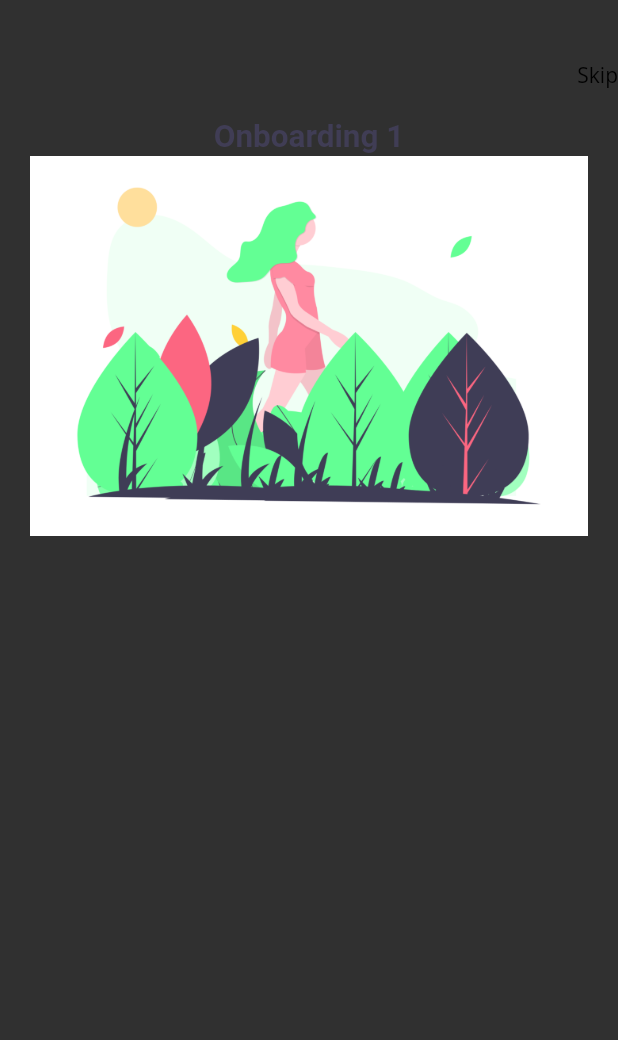
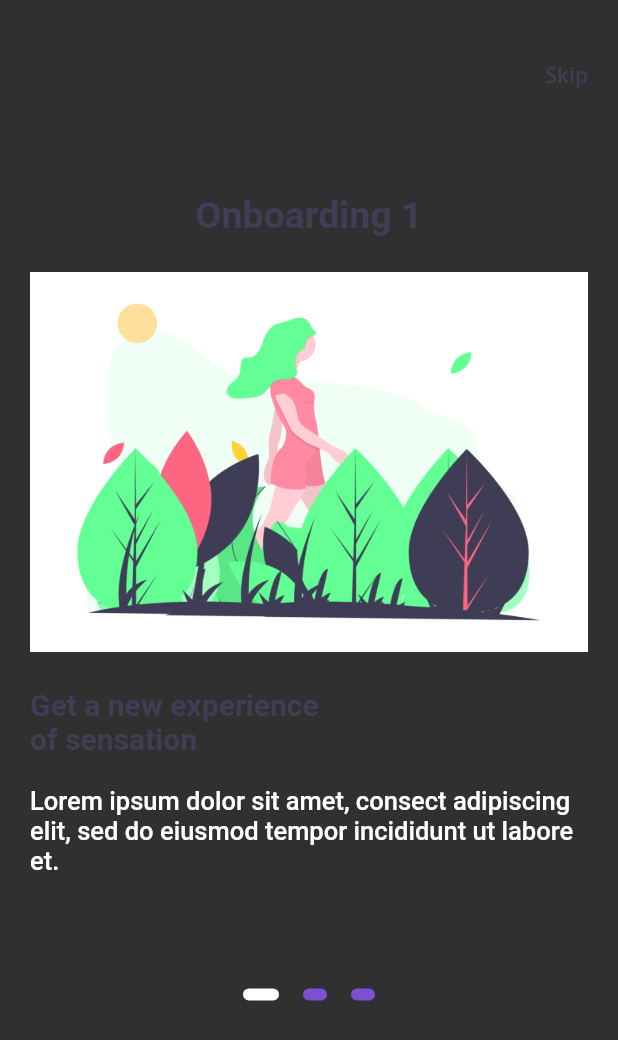
Before and after one commit to Crowful/Capstone_Sylviapp, a Flutter app: the OnboardingScreen screen opened by its route, on a phone screen of 412 x 824 dp. Shown: the top 1040 px of the screen. Run offline on Flutter 3.47's test engine with Material 2 defaults, Android fonts, the phone set to English and light mode, and no system bars; our stand-ins replace cloud_firestore, easy_localization, firebase_auth, firebase_core, flutter_riverpod, google_fonts and 1 more; accounts and stored records are empty.

Commit message:
August 29 Changes

```diff
--- a/lib/screens/account_module/onboarding.dart
+++ b/lib/screens/account_module/onboarding.dart
@@ -1,5 +1,6 @@
 import 'package:flutter/material.dart';
 import 'package:google_fonts/google_fonts.dart';
+import 'package:sylviapp_project/widgets/account_module_widgets/onboarding_widgets/first_onboarding.dart';
 
 class OnboardingScreen extends StatefulWidget {
   const OnboardingScreen({Key? key}) : super(key: key);
@@ -9,6 +10,28 @@ class OnboardingScreen extends StatefulWidget {
 }
 
 class _OnboardingScreenState extends State<OnboardingScreen> {
+  final int _numPages = 3;
+  List<Widget> _buildPageIndicator() {
+    List<Widget> list = [];
+    for (int i = 0; i < _numPages; i++) {
+      list.add(i == _currentPage ? _indicator(true) : _indicator(false));
+    }
+    return list;
+  }
+
+  Widget _indicator(bool isActive) {
+    return AnimatedContainer(
+      duration: Duration(milliseconds: 150),
+      margin: EdgeInsets.symmetric(horizontal: 8.0),
+      height: 8.0,
+      width: isActive ? 24.0 : 16.0,
+      decoration: BoxDecoration(
+        color: isActive ? Colors.white : Color(0xFF7B51D3),
+        borderRadius: BorderRadius.all(Radius.circular(12)),
+      ),
+    );
+  }
+
   int _currentPage = 0;
   final PageController _onboardingController = PageController(initialPage: 0);
   @override
@@ -22,14 +45,19 @@ class _OnboardingScreenState extends State<OnboardingScreen> {
           child: Column(
             crossAxisAlignment: CrossAxisAlignment.stretch,
             children: [
-              Align(
+              Padding(
+                padding: const EdgeInsets.only(right: 20),
+                child: Align(
                     alignment: Alignment.topRight,
                     child: InkWell(
                         onTap: () {},
                         child: Text(
                           'Skip',
-                        style: GoogleFonts.openSans(color: Colors.black),
+                          style: GoogleFonts.openSans(
+                              color: Color(0xff403d55),
+                              fontWeight: FontWeight.w600),
                         ))),
+              ),
               Container(
                   height: 600,
                   width: width,
@@ -41,33 +69,12 @@ class _OnboardingScreenState extends State<OnboardingScreen> {
                         _currentPage = page;
                       });
                     },
-                    children: [
-                      Padding(
-                        padding: EdgeInsets.all(20),
-                        child: Column(
-                          children: [
-                            Center(
-                              child: Column(
-                                children: [
-                                  Text(
-                                    'Onboarding 1',
-                                    style: GoogleFonts.roboto(
-                                        fontWeight: FontWeight.bold,
-                                        color: Color(0xff403d55),
-                                        fontSize: 21),
+                    children: [FirstOnboarding()],
+                  )),
+              Row(
+                mainAxisAlignment: MainAxisAlignment.center,
+                children: _buildPageIndicator(),
               ),
-                                  Image(
-                                    image: AssetImage(
-                                        'assets/images/onboarding.png'),
-                                  ),
-                                ],
-                              ),
-                            )
-                          ],
-                        ),
-                      )
-                    ],
-                  ))
             ],
           ),
         ),
--- a/lib/screens/home.dart
+++ b/lib/screens/home.dart
@@ -42,7 +42,7 @@ class _HomePageState extends State<HomePage> {
                 onPressed: () {
                   Navigator.pushNamed(context, "/login");
                 },
-                child: Text('onboarding Screen')),
+                child: Text('login Screen')),
             ElevatedButton(
                 onPressed: () {
                   Navigator.pushNamed(context, "/onboarding");
--- /dev/null
+++ b/lib/widgets/account_module_widgets/onboarding_widgets/first_onboarding.dart
@@ -0,0 +1,65 @@
+import 'package:flutter/material.dart';
+import 'package:google_fonts/google_fonts.dart';
+
+class FirstOnboarding extends StatefulWidget {
+  const FirstOnboarding({Key? key}) : super(key: key);
+
+  @override
+  First_OnboardingState createState() => First_OnboardingState();
+}
+
+class First_OnboardingState extends State<FirstOnboarding> {
+  @override
+  Widget build(BuildContext context) {
+    return Padding(
+      padding: EdgeInsets.all(20),
+      child: Column(
+        children: [
+          Padding(
+            padding: const EdgeInsets.fromLTRB(0, 50, 0, 0),
+            child: Align(
+              alignment: Alignment.center,
+              child: Column(
+                children: [
+                  Text(
+                    'Onboarding 1',
+                    style: GoogleFonts.roboto(
+                        fontWeight: FontWeight.bold,
+                        color: Color(0xff403d55),
+                        fontSize: 25),
+                  ),
+                  Container(
+                    height: 300,
+                    decoration: BoxDecoration(
+                        image: DecorationImage(
+                            image: AssetImage("assets/images/onboarding.png"))),
+                  ),
+                  Align(
+                    alignment: Alignment.centerLeft,
+                    child: Text(
+                      'Get a new experience\nof sensation',
+                      style: GoogleFonts.roboto(
+                          fontWeight: FontWeight.w700,
+                          fontSize: 20,
+                          color: Color(0xff403d55)),
+                    ),
+                  ),
+                  SizedBox(
+                    height: 20,
+                  ),
+                  Align(
+                    alignment: Alignment.centerLeft,
+                    child: Text(
+                        'Lorem ipsum dolor sit amet, consect adipiscing elit, sed do eiusmod tempor incididunt ut labore et.',
+                        style: GoogleFonts.roboto(
+                            fontWeight: FontWeight.w500, fontSize: 17)),
+                  )
+                ],
+              ),
+            ),
+          )
+        ],
+      ),
+    );
+  }
+}
--- a/pubspec.yaml
+++ b/pubspec.yaml
@@ -57,7 +57,6 @@ flutter:
   # To add assets to your application, add an assets section, like this:
   assets:
     - assets/images/
-    - assets/images/onboarding.png
 
 
   # An image asset can refer to one or more resolution-specific "variants", see
```
Lines whose indentation alone changed are shown as unchanged.
